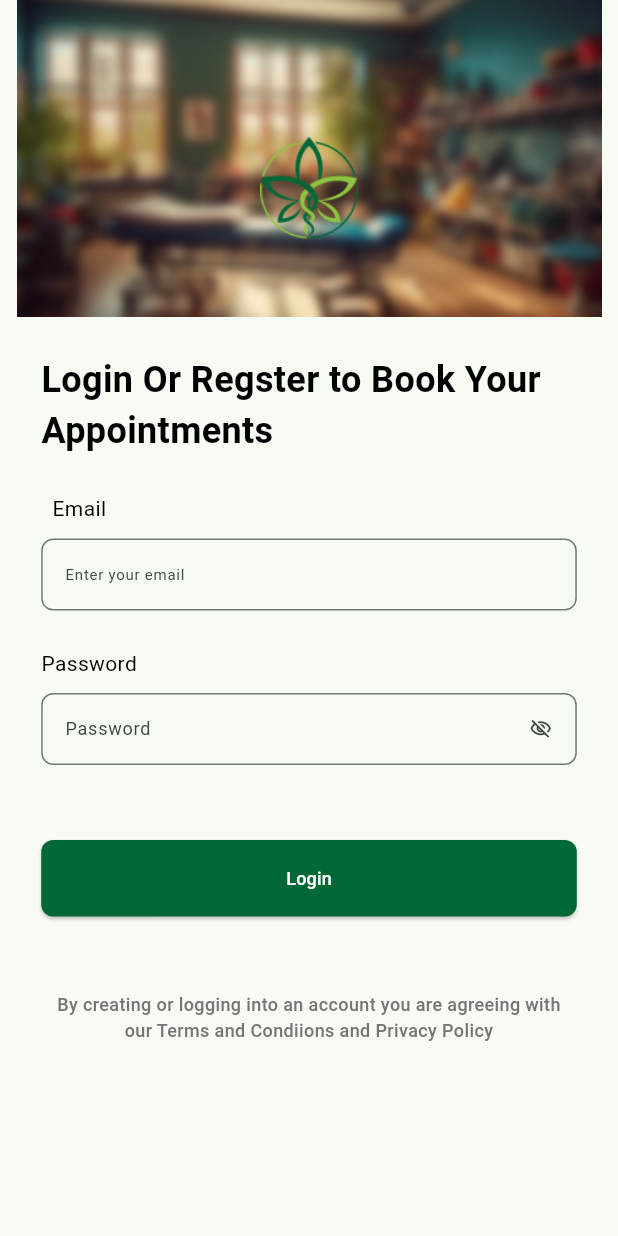
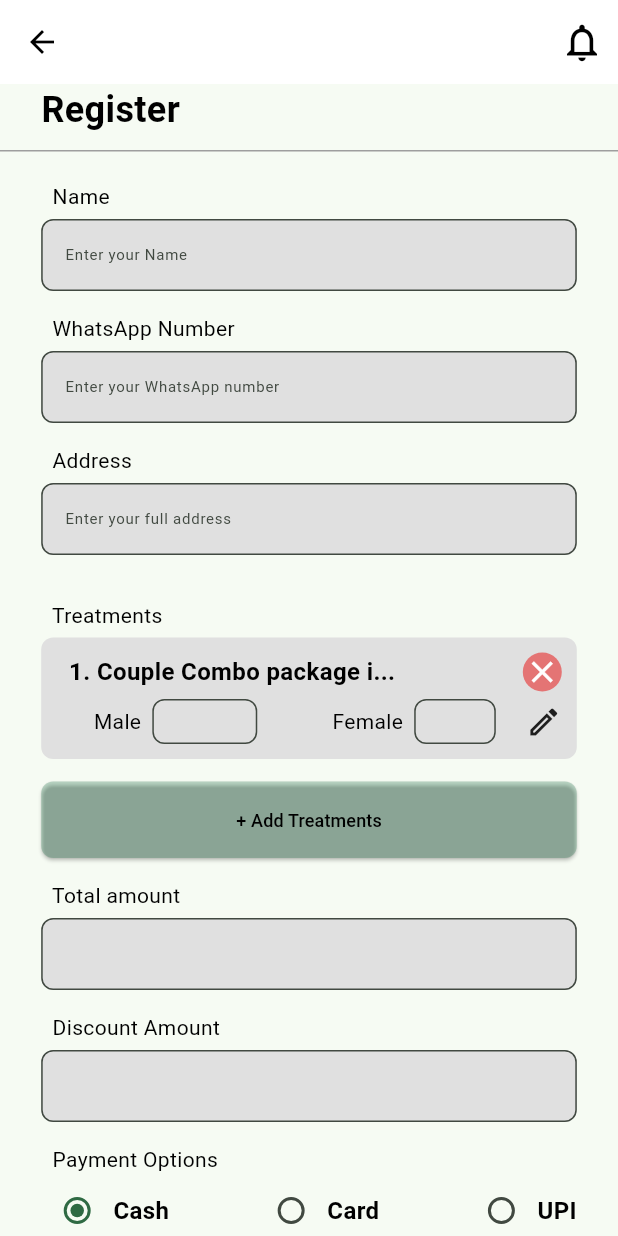
Before and after one commit to Sajidpv/amruta-ayurveda, a Flutter app: the screen it shows after launch, on a phone screen of 412 x 824 dp. Run offline on Flutter 3.47's test engine with Material 3 defaults, Android fonts, the phone set to English and light mode, and no system bars; our stand-ins replace connectivity_plus, get.

Commit message:
Sigup page screen created

```diff
--- a/lib/cores/routes.dart
+++ b/lib/cores/routes.dart
@@ -1,5 +1,7 @@
 import 'package:amruta_ayurveda/logic/provider/login_provider.dart';
+import 'package:amruta_ayurveda/logic/provider/signup_provider.dart';
 import 'package:amruta_ayurveda/presentation/screens/login%20screen/login_screen.dart';
+import 'package:amruta_ayurveda/presentation/screens/register%20screen/screen_add_user.dart';
 import 'package:amruta_ayurveda/presentation/screens/splash%20screen/splash_screen.dart';
 import 'package:flutter/cupertino.dart';
 import 'package:flutter/material.dart';
@@ -14,12 +16,11 @@ class Routes {
                 create: (context) => LoginProvider(context),
                 child: const LoginPage()));
 
-      // case SignupScreen.routeName: return CupertinoPageRoute(
-      //   builder: (context) => ChangeNotifierProvider(
-      //     create: (context) => SignupProvider(context),
-      //     child: const SignupScreen()
-      //   )
-      // );
+      case SignUpPage.routeName:
+        return CupertinoPageRoute(
+            builder: (context) => ChangeNotifierProvider(
+                create: (context) => SignUpProvider(context),
+                child: SignUpPage()));
 
       case Splash.routeName:
         return MaterialPageRoute(builder: (context) => const Splash());
--- a/lib/logic/provider/login_provider.dart
+++ b/lib/logic/provider/login_provider.dart
@@ -6,23 +6,9 @@ class LoginProvider with ChangeNotifier {
     ;
   }
   bool isLoading = false, isObscure = true;
-  final companyController = TextEditingController();
   final userController = TextEditingController();
   final passController = TextEditingController();
   final formKey = GlobalKey<FormState>();
-
-  // void navigateToHomeScreen(role, userId, BuildContext context) async {
-  //   switch (role) {
-  //     case 'Admin' || 'Owner':
-  //       Navigator.pushReplacementNamed(context, AdminHome.routeName,
-  //           arguments: userId);
-  //       break;
-
-  //     default:
-  //       Navigator.pushReplacementNamed(context, LoginPage.routeName);
-  //       break;
-  //   }
-  // }
 
   void clickedIsObscure() {
     isObscure = !isObscure;
@@ -31,22 +17,15 @@ class LoginProvider with ChangeNotifier {
 
   void logIn() async {
     if (!formKey.currentState!.validate()) return;
-    String companyId = companyController.text.trim();
     String email = userController.text.trim();
     String password = passController.text.trim();
-    final lData = {
-      'companyMail': companyId,
-      'email': email,
-      'password': password
-    };
-    // BlocProvider.of<UserCubit>(context).SignIn(lData);
+    final lData = {'email': email, 'password': password};
   }
 
   @override
   void dispose() {
     userController.dispose();
     passController.dispose();
-    companyController.dispose();
     super.dispose();
   }
 }
--- /dev/null
+++ b/lib/logic/provider/signup_provider.dart
@@ -0,0 +1,82 @@
+import 'dart:async';
+
+import 'package:flutter/material.dart';
+
+class SignUpProvider with ChangeNotifier {
+  final BuildContext context;
+  SignUpProvider(this.context) {}
+  bool isLoading = false, isObscure = true, isAssigned = false;
+
+  final formKey = GlobalKey<FormState>();
+  final nameController = TextEditingController();
+  final mailController = TextEditingController();
+  final mobileController = TextEditingController();
+  final panController = TextEditingController();
+  final passController = TextEditingController();
+  final salaryController = TextEditingController();
+  final workingMonthController = TextEditingController();
+  final workingDayController = TextEditingController();
+  final bNameController = TextEditingController();
+  final ifscController = TextEditingController();
+  final accountController = TextEditingController();
+
+  String password = '', action = '', eId = '';
+  StreamSubscription? _userSubscription;
+
+  void clickedIsObscure() {
+    isObscure = !isObscure;
+    notifyListeners();
+  }
+
+  void createUser() async {
+    if (!formKey.currentState!.validate()) return;
+    formKey.currentState!.save();
+    final empName = nameController.text;
+    final empMail = mailController.text;
+    final empPass = passController.text;
+    final bank = bNameController.text;
+    final ifsc = ifscController.text;
+    final accNo = double.tryParse(accountController.text) ?? 0;
+    final panNo = panController.text;
+    final mobile = mobileController.text;
+    final amount = double.tryParse(salaryController.text) ?? 0;
+    final hour = double.tryParse(workingDayController.text) ?? 0;
+    final day = double.tryParse(workingMonthController.text) ?? 0;
+
+    // final eData = EmployeeModel(
+    //   '',
+    //   SalaryModel(amount: amount, hours: hour, days: day),
+    //   BankDetails(bank: bank, ifsc: ifsc, accNo: accNo, panNo: panNo),
+    //   mobile,
+    //   email: empMail,
+    //   password: empPass,
+    //   empID: '',
+    //   name: empName,
+    //   userType: selectedUserType!,
+    //   status: Status.Active,
+    //   gender: gender!,
+    //   jobType: jobType!,
+    //   resourcePermissions: [],
+    //   godownAccess: [],
+    // );
+    print(empName);
+    // action == 'Add'
+    //     ? BlocProvider.of<UserCubit>(context).createUser(data: eData)
+    //       : BlocProvider.of<UserCubit>(context).updateUser(data: eData, id: eId);
+  }
+
+  @override
+  void dispose() {
+    _userSubscription?.cancel();
+    nameController.dispose();
+    mailController.dispose();
+    passController.dispose();
+    salaryController.dispose();
+    workingDayController.dispose();
+    workingMonthController.dispose();
+    bNameController.dispose();
+    accountController.dispose();
+    ifscController.dispose();
+    super.dispose();
+  }
+}
--- a/lib/presentation/screens/login screen/login_screen.dart
+++ b/lib/presentation/screens/login screen/login_screen.dart
@@ -13,8 +13,8 @@ class LoginPage extends StatelessWidget {
   @override
   Widget build(BuildContext context) {
     final provider = Provider.of<LoginProvider>(context);
-    double screenWidth = MediaQuery.of(context).size.width;
-    double screenHeight = MediaQuery.of(context).size.height;
+    double screenWidth = DeviceInfo(context).width!;
+    double screenHeight = DeviceInfo(context).height!;
 
     return Scaffold(
       body: ListView(
@@ -80,6 +80,8 @@ class LoginPage extends StatelessWidget {
                               keyboardType: TextInputType.emailAddress,
                               style: const TextStyle(fontSize: 10),
                               decoration: InputDecoration(
+                                filled: true,
+                                fillColor: Colors.grey.shade300,
                                 border: OutlineInputBorder(
                                   borderRadius: const BorderRadius.all(
                                       Radius.circular(8.0)),
@@ -110,6 +112,8 @@ class LoginPage extends StatelessWidget {
                             autocorrect: false,
                             style: const TextStyle(fontSize: 10),
                             decoration: InputDecoration(
+                                filled: true,
+                                fillColor: Colors.grey.shade300,
                                 border: OutlineInputBorder(
                                   borderRadius: const BorderRadius.all(
                                       Radius.circular(8.0)),
--- /dev/null
+++ b/lib/presentation/screens/register screen/screen_add_user.dart
@@ -0,0 +1,378 @@
+import 'package:amruta_ayurveda/cores/device_info.dart';
+import 'package:amruta_ayurveda/logic/provider/signup_provider.dart';
+import 'package:amruta_ayurveda/presentation/widgets/circular_loading_indicator.dart';
+import 'package:amruta_ayurveda/presentation/widgets/primary_button.dart';
+import 'package:amruta_ayurveda/presentation/widgets/spacer_widgets.dart';
+import 'package:amruta_ayurveda/presentation/widgets/text_fields.dart';
+import 'package:amruta_ayurveda/presentation/widgets/validator.dart';
+import 'package:flutter/cupertino.dart';
+import 'package:flutter/material.dart';
+import 'package:flutter/widgets.dart';
+import 'package:provider/provider.dart';
+
+class SignUpPage extends StatefulWidget {
+  SignUpPage({
+    Key? key,
+  }) : super(key: key);
+  static const String routeName = 'createEmploy';
+
+  @override
+  State<SignUpPage> createState() => _SignUpPageState();
+}
+
+class _SignUpPageState extends State<SignUpPage> {
+  bool isOwner = false, isAdmin = false;
+
+  int _groupValue = 0;
+  String selectedHour = '';
+
+  void _changed(int? value) {
+    if (value != null) {
+      setState(() {
+        _groupValue = value;
+      });
+    }
+  }
+
+  @override
+  Widget build(BuildContext context) {
+    final provider = Provider.of<SignUpProvider>(context, listen: false);
+
+    return Scaffold(
+      appBar: AppBar(
+        actions: [
+          IconButton(
+              onPressed: () {},
+              icon: Icon(
+                Icons.notifications_none_outlined,
+                size: 30,
+              ))
+        ],
+      ),
+      body: SingleChildScrollView(
+        child: Column(
+          crossAxisAlignment: CrossAxisAlignment.start,
+          children: [
+            Padding(
+              padding: EdgeInsets.only(
+                  left: DeviceInfo(context).width! / 15, bottom: 10),
+              child: Text(
+                'Register',
+                style: TextStyle(fontSize: 24, fontWeight: FontWeight.bold),
+              ),
+            ),
+            Container(
+              width: DeviceInfo(context)
+                  .width, // Adjust the width of the line as needed
+              height: 1, // Set the height to fill the available vertical space
+              color: Colors.grey, // Set the color of the line
+            ),
+            Padding(
+              padding: EdgeInsets.symmetric(
+                  horizontal: DeviceInfo(context).width! / 15, vertical: 20),
+              child: Form(
+                key: provider.formKey,
+                child: Column(
+                  crossAxisAlignment: CrossAxisAlignment.stretch,
+                  children: [
+                    Text('  Name'),
+                    Devider(
+                      height: 5,
+                    ),
+                    DefaultTextFormField(
+                      textController: provider.nameController,
+                      label: 'Name',
+                      validator: validaterMandatory,
+                    ),
+                    Devider(
+                      height: 15,
+                    ),
+                    Text('  WhatsApp Number'),
+                    Devider(
+                      height: 5,
+                    ),
+                    DefaultTextFormField(
+                      textInputType: TextInputType.number,
+                      textController: provider.nameController,
+                      label: 'WhatsApp number',
+                      validator: validaterMandatory,
+                    ),
+                    Devider(
+                      height: 15,
+                    ),
+                    Text('  Address'),
+                    Devider(
+                      height: 5,
+                    ),
+                    DefaultTextFormField(
+                      textController: provider.nameController,
+                      label: 'full address',
+                      validator: validaterMandatory,
+                    ),
+                    Devider(
+                      height: 15,
+                    ),
+                    // Column(
+                    //   crossAxisAlignment: CrossAxisAlignment.start,
+                    //   children: [
+                    //     Text('  Location'),
+                    //     Devider(
+                    //       height: 5,
+                    //     ),
+                    //     SizedBox(
+                    //       height: 55,
+                    //       child: DropdownButtonFormField(
+                    //         decoration: const InputDecoration(
+                    //           hintText: 'Choose your location',
+                    //           border: OutlineInputBorder(
+                    //             borderRadius:
+                    //                 const BorderRadius.all(Radius.circular(8.0)),
+                    //           ),
+                    //         ),
+                    //         value: provider.jobType,
+                    //         items: JobType.values.map((e) {
+                    //           return DropdownMenuItem<JobType>(
+                    //             value: e,
+                    //             child: Text(
+                    //               e.name.toString(),
+                    //               style: const TextStyle(fontSize: 10),
+                    //             ),
+                    //           );
+                    //         }).toList(),
+                    //         onChanged: (e) {
+                    //           provider.jobTypes(e);
+                    //         },
+                    //         autovalidateMode: AutovalidateMode.onUserInteraction,
+                    //         validator: validateDropdown,
+                    //       ),
+                    //     ),
+                    //   ],
+                    // ),
+                    Devider(
+                      height: 15,
+                    ),
+                    Text('  Treatments'),
+                    Devider(
+                      height: 5,
+                    ),
+                    Container(
+                      padding: EdgeInsets.all(10),
+                      decoration: BoxDecoration(
+                          color: Colors.grey.shade300,
+                          borderRadius: BorderRadius.circular(8)),
+                      child: Column(
+                        children: [
+                          Row(
+                            mainAxisAlignment: MainAxisAlignment.spaceBetween,
+                            children: [
+                              Text(
+                                '  1. Couple Combo package i...',
+                                style: TextStyle(
+                                    fontSize: 16, fontWeight: FontWeight.bold),
+                              ),
+                              CircleAvatar(
+                                  backgroundColor:
+                                      Color.fromARGB(146, 231, 35, 35),
+                                  radius: 13,
+                                  child: Icon(
+                                    Icons.close,
+                                    color: Colors.white,
+                                  ))
+                            ],
+                          ),
+                          Devider(
+                            height: 5,
+                          ),
+                          Row(
+                            mainAxisAlignment: MainAxisAlignment.spaceAround,
+                            children: [
+                              Devider(
+                                width: 25,
+                              ),
+                              Flexible(
+                                child: Row(
+                                  children: [
+                                    Text('Male  '),
+                                    Expanded(
+                                      child: SizedBox(
+                                        height: 30,
+                                        child: DefaultTextFormField(
+                                          textController:
+                                              provider.nameController,
+                                          validator: validaterMandatory,
+                                        ),
+                                      ),
+                                    ),
+                                  ],
+                                ),
+                              ),
+                              Devider(
+                                width: 50,
+                              ),
+                              Flexible(
+                                child: Row(
+                                  children: [
+                                    Text('Female  '),
+                                    Expanded(
+                                      child: SizedBox(
+                                        height: 30,
+                                        child: DefaultTextFormField(
+                                          textController:
+                                              provider.nameController,
+                                          validator: validaterMandatory,
+                                        ),
+                                      ),
+                                    ),
+                                  ],
+                                ),
+                              ),
+                              Devider(
+                                width: 20,
+                              ),
+                              Icon(Icons.edit_outlined)
+                            ],
+                          ),
+                        ],
+                      ),
+                    ),
+                    Devider(
+                      height: 15,
+                    ),
+                    Consumer<SignUpProvider>(
+                        builder: (context, provider, child) {
+                      return provider.isLoading
+                          ? Circular_Loading_indicator()
+                          : PrimaryButton(
+                              textColor: Colors.black,
+                              color: Color.fromRGBO(0, 104, 55, 0.226),
+                              label: '+ Add Treatments',
+                              onPressed: provider.createUser,
+                            );
+                    }),
+                    Devider(
+                      height: 15,
+                    ),
+                    Text('  Total amount'),
+                    Devider(
+                      height: 5,
+                    ),
+                    DefaultTextFormField(
+                      textController: provider.nameController,
+                      validator: validaterMandatory,
+                    ),
+                    Devider(
+                      height: 15,
+                    ),
+                    Text('  Discount Amount'),
+                    Devider(
+                      height: 5,
+                    ),
+                    DefaultTextFormField(
+                      textController: provider.nameController,
+                      validator: validaterMandatory,
+                    ),
+                    Devider(
+                      height: 15,
+                    ),
+                    Text('  Payment Options'),
+
+                    Row(
+                      mainAxisAlignment: MainAxisAlignment.spaceBetween,
+                      children: [
+                        Row(
+                          children: [
+                            Radio(
+                              groupValue: _groupValue,
+                              onChanged: (value) => _changed(value),
+                              value: 0,
+                            ),
+                            Text('Cash',
+                                style: TextStyle(
+                                    fontSize: 16, fontWeight: FontWeight.bold))
+                          ],
+                        ),
+                        Row(
+                          children: [
+                            Radio(
+                              groupValue: _groupValue,
+                              onChanged: (value) => _changed(value),
+                              value: 1,
+                            ),
+                            Text('Card',
+                                style: TextStyle(
+                                    fontSize: 16, fontWeight: FontWeight.bold)),
+                          ],
+                        ),
+                        Row(
+                          children: [
+                            Radio(
+                              groupValue: _groupValue,
+                              onChanged: (value) => _changed(value),
+                              value: 2,
+                            ),
+                            Text('UPI',
+                                style: TextStyle(
+                                    fontSize: 16, fontWeight: FontWeight.bold)),
+                          ],
+                        ),
+                      ],
+                    ),
+                    Text('  Advance Amount'),
+                    Devider(
+                      height: 5,
+                    ),
+                    DefaultTextFormField(
+                      textController: provider.nameController,
+                      validator: validaterMandatory,
+                    ),
+                    Devider(
+                      height: 15,
+                    ),
+                    Text('  Balance Amount'),
+                    Devider(
+                      height: 5,
+                    ),
+                    DefaultTextFormField(
+                      textController: provider.nameController,
+                      validator: validaterMandatory,
+                    ),
+
+                    Devider(
+                      height: 15,
+                    ),
+                    Text('  Treatement Date'),
+                    Devider(
+                      height: 5,
+                    ),
+                    SizedBox(
+                      height: 50,
+                      child: DefaultTextFormField(
+                        suffix: Icons.date_range_rounded,
+                        textController: provider.nameController,
+                        validator: validaterMandatory,
+                      ),
+                    ),
+
+                    Devider(
+                      height: 35,
+                    ),
+
+                    Consumer<SignUpProvider>(
+                        builder: (context, provider, child) {
+                      return provider.isLoading
+                          ? Circular_Loading_indicator()
+                          : PrimaryButton(
+                              label: 'Save',
+                              onPressed: provider.createUser,
+                            );
+                    }),
+                  ],
+                ),
+              ),
+            ),
+          ],
+        ),
+      ),
+    );
+  }
+}
--- a/lib/presentation/screens/splash screen/splash_screen.dart
+++ b/lib/presentation/screens/splash screen/splash_screen.dart
@@ -2,6 +2,7 @@
 
 import 'package:amruta_ayurveda/cores/device_info.dart';
 import 'package:amruta_ayurveda/presentation/screens/login%20screen/login_screen.dart';
+import 'package:amruta_ayurveda/presentation/screens/register%20screen/screen_add_user.dart';
 import 'package:flutter/material.dart';
 
 //late SharedPreferences pref;
@@ -41,7 +42,7 @@ class _SplashState extends State<Splash> with SingleTickerProviderStateMixin {
       });
     controller.repeat(reverse: true);
     Future.delayed(Duration(seconds: 2)).then((_) {
-      Navigator.pushNamed(context, LoginPage.routeName);
+      Navigator.pushNamed(context, SignUpPage.routeName);
     });
   }
 
--- a/lib/presentation/widgets/primary_button.dart
+++ b/lib/presentation/widgets/primary_button.dart
@@ -5,8 +5,11 @@ class PrimaryButton extends StatelessWidget {
     super.key,
     required this.label,
     required this.onPressed,
+    this.color,
+    this.textColor,
   });
-
+  final Color? color;
+  final Color? textColor;
   final String label;
   final Function()? onPressed;
   @override
@@ -16,14 +19,17 @@ class PrimaryButton extends StatelessWidget {
       child: ElevatedButton(
           onPressed: onPressed,
           style: ElevatedButton.styleFrom(
-              backgroundColor: Color.fromRGBO(0, 104, 55, 1.000),
+              backgroundColor:
+                  color != null ? color : Color.fromRGBO(0, 104, 55, 1.000),
               padding:
                   const EdgeInsets.symmetric(horizontal: 20.0, vertical: 17.0),
               shape: const RoundedRectangleBorder(
                   borderRadius: BorderRadius.all(Radius.circular(8)))),
           child: Text(
             label,
-            style: TextStyle(color: Colors.white, fontSize: 12),
+            style: TextStyle(
+                color: textColor != null ? textColor : Colors.white,
+                fontSize: 12),
           )),
     );
   }
--- a/lib/presentation/widgets/spacer_widgets.dart
+++ b/lib/presentation/widgets/spacer_widgets.dart
@@ -8,8 +8,8 @@ class Devider extends StatelessWidget {
   @override
   Widget build(BuildContext context) {
     return SizedBox(
-      height: height,
-      width: width,
+      height: height != null ? height : 15,
+      width: width != null ? width : 15,
     );
   }
 }
--- /dev/null
+++ b/lib/presentation/widgets/text_fields.dart
@@ -0,0 +1,60 @@
+import 'package:flutter/material.dart';
+
+class DefaultTextFormField extends StatelessWidget {
+  const DefaultTextFormField({
+    super.key,
+    required this.textController,
+    this.validator,
+    this.label,
+    this.textInputType,
+    this.onChanged,
+    this.readOnly = false,
+    this.suffix,
+    this.onTap,
+    this.textInputAction = TextInputAction.next,
+  });
+
+  final TextEditingController textController;
+  final String? Function(String?)? validator;
+  final Function? onChanged, onTap;
+  final String? label;
+  final TextInputType? textInputType;
+  final bool readOnly;
+  final IconData? suffix;
+  final TextInputAction? textInputAction;
+
+  @override
+  Widget build(BuildContext context) {
+    return TextFormField(
+      onTap: () {
+        textController.selection = TextSelection(
+          baseOffset: 0,
+          extentOffset: textController.text.length,
+        );
+        onTap?.call();
+      },
+      validator: validator,
+      readOnly: readOnly,
+      textInputAction: textInputAction,
+      keyboardType: textInputType ?? null,
+      controller: textController,
+      autovalidateMode: AutovalidateMode.onUserInteraction,
+      style: const TextStyle(fontSize: 10, height: .5),
+      onChanged: (value) {
+        onChanged;
+      },
+      decoration: InputDecoration(
+          filled: true,
+          fillColor: Colors.grey.shade300,
+          border: OutlineInputBorder(
+              borderRadius: BorderRadius.all(Radius.circular(8))),
+          hintText: label != null
+              ? readOnly
+                  ? label
+                  : 'Enter your ${label}'
+              : null,
+          suffix: suffix == null ? null : Icon(suffix),
+          suffixIconColor: Color.fromRGBO(0, 104, 55, 1.000)),
+    );
+  }
+}
```
